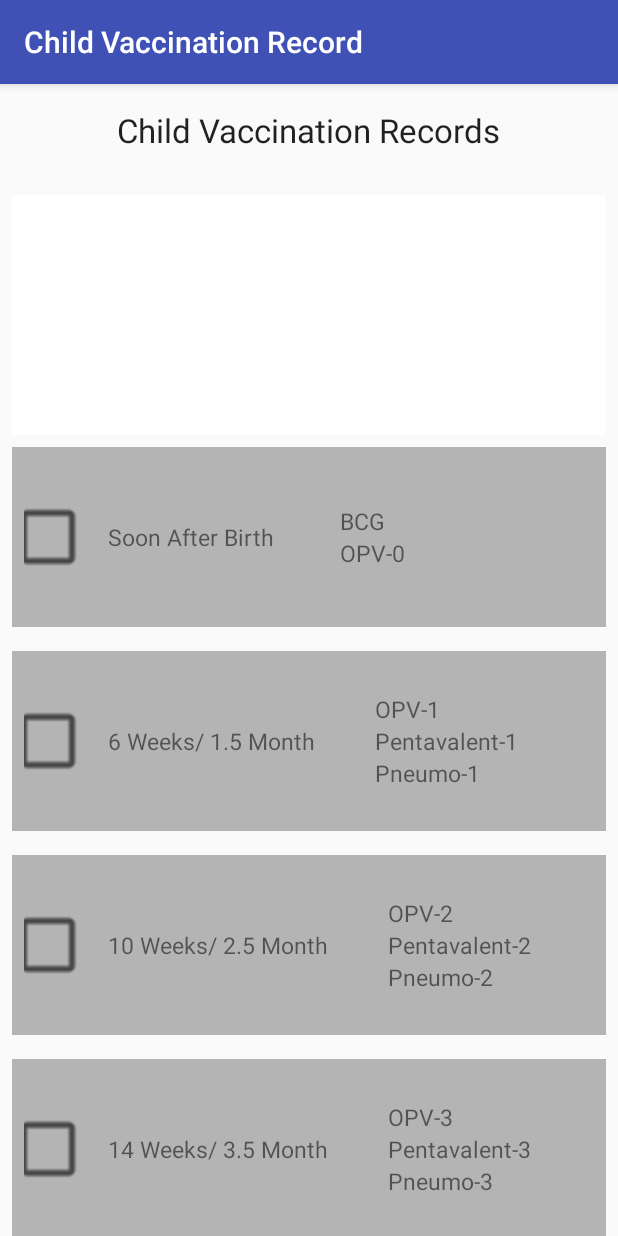
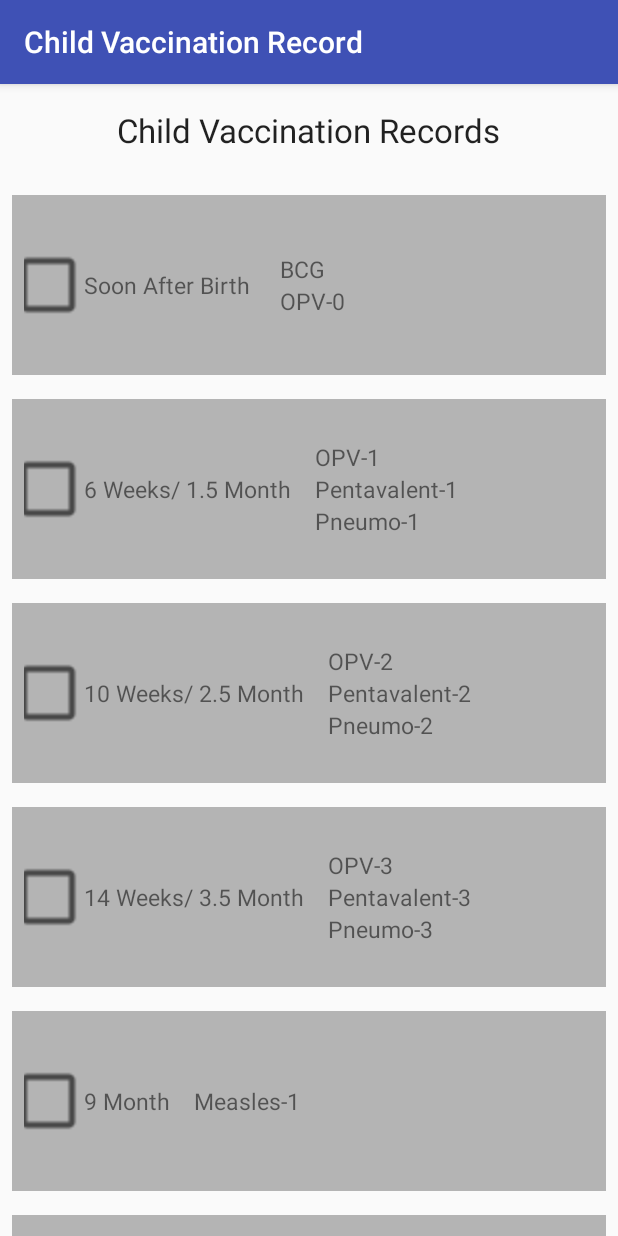
Before and after one commit to johnyhawkahsan/55-ChildHealthApp-1, an Android app: the Vaccination_Activity screen opened directly, with no data from a screen before it, on a phone screen of 412 x 824 dp. Run offline under Robolectric (Android 15) with nearby library versions, the phone set to English and light mode, and no system bars; our stand-ins replace CircleImageView.

Commit message:
40th commit- Completed single CardView design for VaccinationRecord. Now working on VaccinationRecordViewModel and VaccinationRecordRepository. Also I decided to add 6 vac record data when child profile is created.

```diff
--- a/app/src/main/java/com/johnyhawkdesigns/a55_childhealthapp_1/database/MedHistoryRepository.java
+++ b/app/src/main/java/com/johnyhawkdesigns/a55_childhealthapp_1/database/MedHistoryRepository.java
@@ -22,7 +22,7 @@ public class MedHistoryRepository implements AsyncResultMedHistory{
     // We declare a MutableLiveData variable named childSearchResult into which the results of a search operation are stored whenever a asynchronous search task completes
     private MutableLiveData<ChildMedicalHistory> medicalHistorySearchResult = new MutableLiveData<>();
 
-    // constructor
+    // constructor 1 with chID
     public MedHistoryRepository(Application application, int chID) {
         ChildRoomDatabase childRoomDatabase = ChildRoomDatabase.getDBINSTANCE(application);
         medicalHistoryDao = childRoomDatabase.medicalHistoryDao();
--- /dev/null
+++ b/app/src/main/res/drawable/ic_checked.xml
@@ -0,0 +1,4 @@
+<vector android:height="24dp" android:viewportHeight="26"
+    android:viewportWidth="26" android:width="24dp" xmlns:android="http://schemas.android.com/apk/res/android">
+    <path android:fillColor="#FF000000" android:pathData="m0.3,14c-0.2,-0.2 -0.3,-0.5 -0.3,-0.7s0.1,-0.5 0.3,-0.7l1.4,-1.4c0.4,-0.4 1,-0.4 1.4,0l0.1,0.1 5.5,5.9c0.2,0.2 0.5,0.2 0.7,0l13.4,-13.9h0.1v-0c0.4,-0.4 1,-0.4 1.4,0l1.4,1.4c0.4,0.4 0.4,1 0,1.4l0,0 -16,16.6c-0.2,0.2 -0.4,0.3 -0.7,0.3 -0.3,0 -0.5,-0.1 -0.7,-0.3l-7.8,-8.4 -0.2,-0.3z"/>
+</vector>
--- /dev/null
+++ b/app/src/main/res/drawable/ic_close.xml
@@ -0,0 +1,4 @@
+<vector android:height="24dp" android:viewportHeight="357"
+    android:viewportWidth="357" android:width="24dp" xmlns:android="http://schemas.android.com/apk/res/android">
+    <path android:fillColor="#FF000000" android:pathData="M357,35.7l-35.7,-35.7l-142.8,142.8l-142.8,-142.8l-35.7,35.7l142.8,142.8l-142.8,142.8l35.7,35.7l142.8,-142.8l142.8,142.8l35.7,-35.7l-142.8,-142.8z"/>
+</vector>
--- a/app/src/main/res/layout/view_vaccination_record.xml
+++ b/app/src/main/res/layout/view_vaccination_record.xml
@@ -23,36 +23,7 @@
             android:layout_margin="@dimen/default_margin"/>
 
 
-        <android.support.v7.widget.CardView
-            android:id="@+id/card-1"
-            android:layout_width="match_parent"
-            android:layout_height="wrap_content"
-            android:layout_marginLeft="@dimen/default_margin"
-            android:layout_marginTop="@dimen/default_margin"
-            android:layout_marginRight="@dimen/default_margin"
-            app:cardBackgroundColor="@android:color/white"
-            app:cardCornerRadius="2dp"
-            app:cardElevation="0dp"
-            app:cardPreventCornerOverlap="false"
-            app:layout_constrainedHeight="true"
-            app:layout_constrainedWidth="true"
-            app:layout_constraintEnd_toEndOf="parent"
-            app:layout_constraintStart_toStartOf="parent"
-            app:layout_constraintTop_toBottomOf="@+id/list_videos">
 
-
-            <android.support.constraint.ConstraintLayout
-                android:layout_width="match_parent"
-                android:layout_height="160dp"
-                android:layout_marginLeft="@dimen/default_margin"
-                android:paddingLeft="@dimen/default_margin"
-                android:paddingTop="@dimen/default_margin">
-
-
-
-            </android.support.constraint.ConstraintLayout>
-
-        </android.support.v7.widget.CardView>
 
 
         <!--========================== Vaccination 1 ==========================-->
@@ -75,15 +46,14 @@
             <LinearLayout
                 android:layout_width="wrap_content"
                 android:layout_height="wrap_content"
-                android:padding="@dimen/default_margin"
-                android:layout_margin="@dimen/activity_margin"
-                android:layout_gravity="center">
+                android:layout_gravity="center"
+                android:padding="@dimen/default_margin">
 
                 <TextView
                     android:layout_width="wrap_content"
                     android:layout_height="wrap_content"
                     android:text="Soon After Birth "
-                    android:textSize="15dp"/>
+                    android:textSize="15dp" />
 
             </LinearLayout>
 
@@ -92,7 +62,6 @@
                 android:layout_height="wrap_content"
                 android:orientation="vertical"
                 android:padding="@dimen/default_margin"
-                android:layout_margin="@dimen/default_margin"
                 android:layout_gravity="center">
 
                 <TextView
@@ -132,7 +101,6 @@
                 android:layout_width="wrap_content"
                 android:layout_height="wrap_content"
                 android:padding="@dimen/default_margin"
-                android:layout_margin="@dimen/activity_margin"
                 android:layout_gravity="center">
 
                 <TextView
@@ -148,7 +116,6 @@
                 android:layout_height="wrap_content"
                 android:orientation="vertical"
                 android:padding="@dimen/default_margin"
-                android:layout_margin="@dimen/default_margin"
                 android:layout_gravity="center">
 
                 <TextView
@@ -195,7 +162,6 @@
                 android:layout_width="wrap_content"
                 android:layout_height="wrap_content"
                 android:padding="@dimen/default_margin"
-                android:layout_margin="@dimen/activity_margin"
                 android:layout_gravity="center">
 
                 <TextView
@@ -211,7 +177,6 @@
                 android:layout_height="wrap_content"
                 android:orientation="vertical"
                 android:padding="@dimen/default_margin"
-                android:layout_margin="@dimen/default_margin"
                 android:layout_gravity="center">
 
                 <TextView
@@ -257,7 +222,6 @@
                 android:layout_width="wrap_content"
                 android:layout_height="wrap_content"
                 android:padding="@dimen/default_margin"
-                android:layout_margin="@dimen/activity_margin"
                 android:layout_gravity="center">
 
                 <TextView
@@ -273,7 +237,6 @@
                 android:layout_height="wrap_content"
                 android:orientation="vertical"
                 android:padding="@dimen/default_margin"
-                android:layout_margin="@dimen/default_margin"
                 android:layout_gravity="center">
 
                 <TextView
@@ -319,7 +282,6 @@
                 android:layout_width="wrap_content"
                 android:layout_height="wrap_content"
                 android:padding="@dimen/default_margin"
-                android:layout_margin="@dimen/activity_margin"
                 android:layout_gravity="center">
 
                 <TextView
@@ -335,7 +297,6 @@
                 android:layout_height="wrap_content"
                 android:orientation="vertical"
                 android:padding="@dimen/default_margin"
-                android:layout_margin="@dimen/default_margin"
                 android:layout_gravity="center">
 
                 <TextView
```
Also changed, not shown: app/src/main/java/com/johnyhawkdesigns/a55_childhealthapp_1/Dao/ChildVaccinationRecordDao.java (+13 -8 lines), app/src/main/java/com/johnyhawkdesigns/a55_childhealthapp_1/database/AsyncResultVacRecord.java (added, +7 -0 lines), app/src/main/java/com/johnyhawkdesigns/a55_childhealthapp_1/database/VacRecordRepository.java (added, +156 -0 lines), app/src/main/java/com/johnyhawkdesigns/a55_childhealthapp_1/database/VacRecordViewModel.java (added, +7 -0 lines), app/src/main/java/com/johnyhawkdesigns/a55_childhealthapp_1/model/ChildVaccinationRecord.java (+10 -9 lines), app/src/main/res/layout/vaccination_cardview.xml (added, +148 -0 lines).
